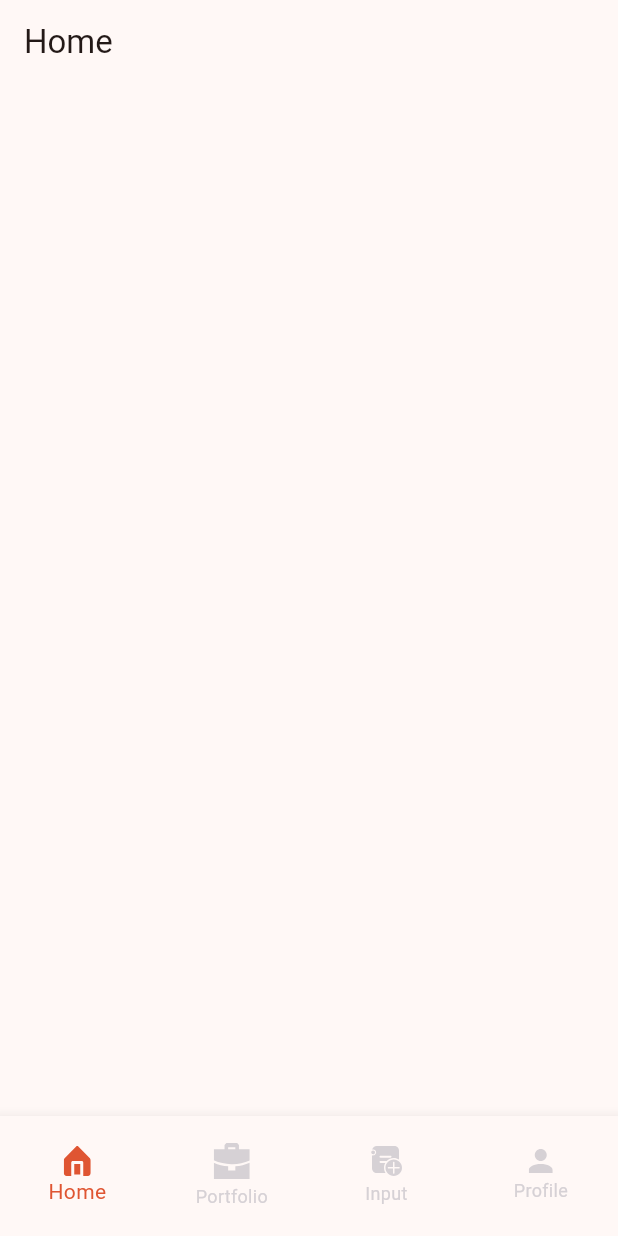
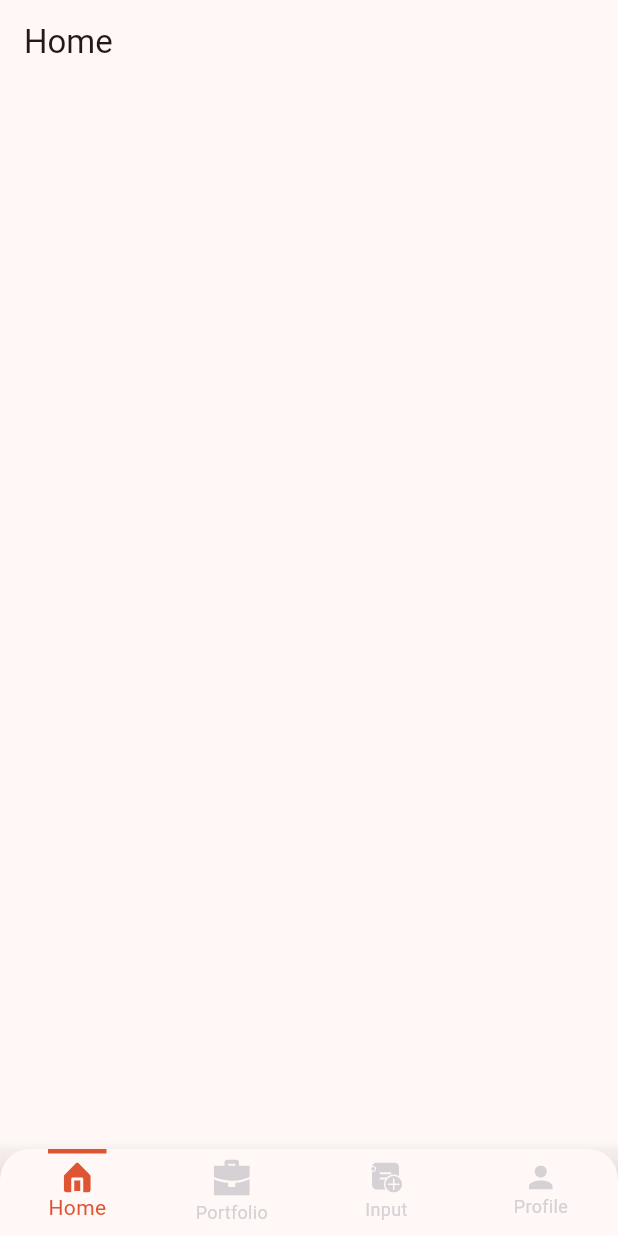
Before and after one commit to sonu-munda/portfoliostudent-assignment, a Flutter app: the screen it shows after launch, on a phone screen of 412 x 824 dp. Run offline on Flutter 3.47's test engine with Material 3 defaults, Android fonts, the phone set to English and light mode, and no system bars; our stand-ins replace flutter_svg.

Commit message:
bottom nav indicator added

```diff
--- a/lib/dashboard_screen.dart
+++ b/lib/dashboard_screen.dart
@@ -55,8 +55,17 @@ class _DashboardScreenState extends State<DashboardScreen> {
         controller: _pageController,
         children: _tabs,
       ),
-      bottomNavigationBar: BottomAppBar(
-        padding: EdgeInsets.zero,
+      bottomNavigationBar: Stack(
+        alignment: AlignmentDirectional.bottomEnd,
+        children: [
+          Material(
+            elevation: 8, // Add shadow/elevation
+            color: Colors.transparent,
+            child: ClipRRect(
+              borderRadius: const BorderRadius.only(
+                topLeft: Radius.circular(20),
+                topRight: Radius.circular(20),
+              ),
               child: BottomNavigationBar(
                   type: BottomNavigationBarType.fixed,
                   showSelectedLabels: true,
@@ -65,6 +74,7 @@ class _DashboardScreenState extends State<DashboardScreen> {
                   unselectedItemColor: AppColors.inactive,
                   currentIndex: currentBottomNavIndex,
                   onTap: onBottomNavTabTap,
+                  elevation: 8,
                   items: [
                     BottomNavigationBarItem(
                         icon: SvgPicture.asset(
@@ -92,6 +102,21 @@ class _DashboardScreenState extends State<DashboardScreen> {
                         label: 'Profile'),
                   ]),
             ),
+          ),
+          Positioned(
+            top: 0,
+            left: (MediaQuery.of(context).size.width / 4) * currentBottomNavIndex,
+            child: Padding(
+              padding: const EdgeInsets.symmetric(horizontal: 32),
+              child: Container(
+                width: (MediaQuery.of(context).size.width / 4) - 64,
+                height: 3,
+                color: AppColors.primary,
+              ),
+            ),
+          ),
+        ],
+      ),
     );
   }
 }
```
Lines whose indentation alone changed are shown as unchanged.
